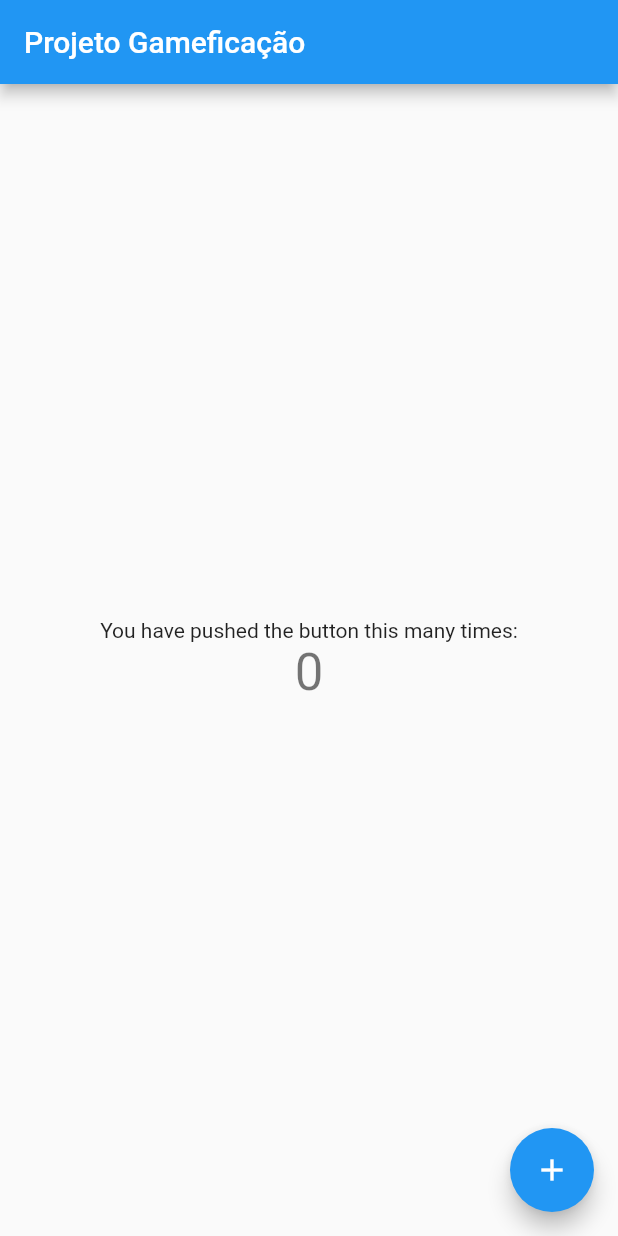
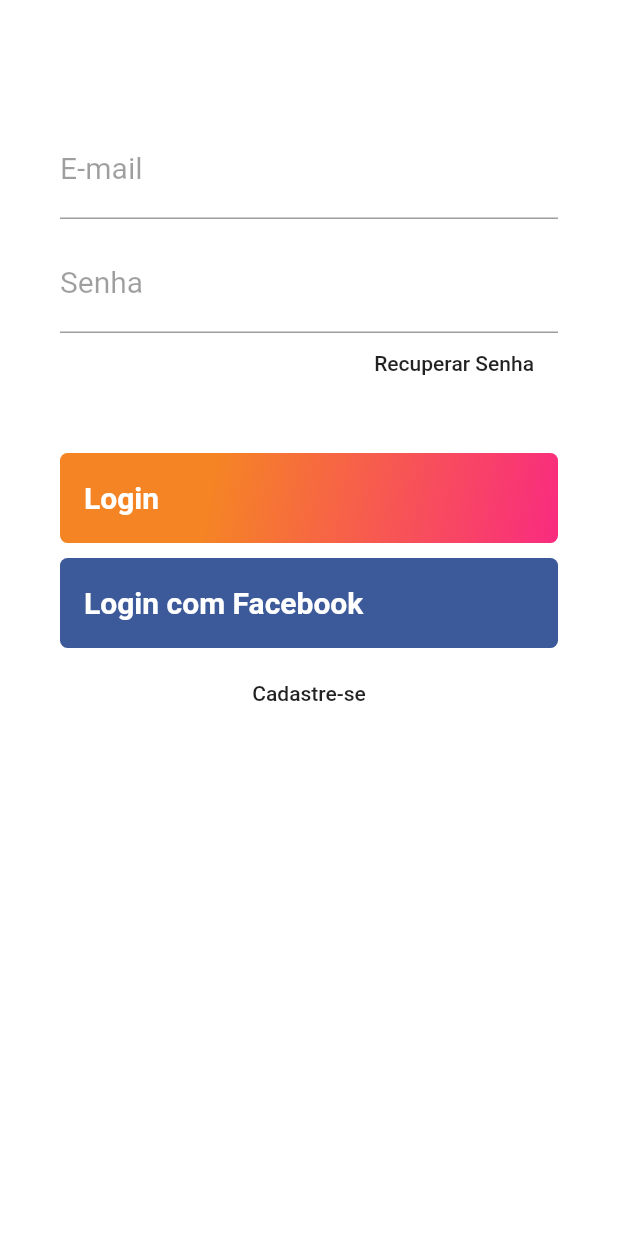
Before and after one commit to ccaioadriano/businessLab, a Flutter app: the screen it shows after launch, on a phone screen of 412 x 824 dp. Run offline on Flutter 3.47's test engine with Material 2 defaults, Android fonts, the phone set to English and light mode, and no system bars; our stand-ins replace firebase_core; accounts and stored records are empty.

Commit message:
Criação da tela de login

```diff
--- a/lib/home/home_page.dart
+++ /dev/null
@@ -1,48 +0,0 @@
-import 'package:flutter/material.dart';
-
-class HomePage extends StatefulWidget {
-  const HomePage({Key? key, required this.title}) : super(key: key);
-
-  final String title;
-
-  @override
-  State<HomePage> createState() => _HomePageState();
-}
-
-class _HomePageState extends State<HomePage> {
-  int _counter = 0;
-
-  void _incrementCounter() {
-    setState(() {
-      _counter++;
-    });
-  }
-
-  @override
-  Widget build(BuildContext context) {
-    return Scaffold(
-      appBar: AppBar(
-        title: Text(widget.title),
-      ),
-      body: Center(
-        child: Column(
-          mainAxisAlignment: MainAxisAlignment.center,
-          children: <Widget>[
-            const Text(
-              'You have pushed the button this many times:',
-            ),
-            Text(
-              '$_counter',
-              style: Theme.of(context).textTheme.headline4,
-            ),
-          ],
-        ),
-      ),
-      floatingActionButton: FloatingActionButton(
-        onPressed: _incrementCounter,
-        tooltip: 'Increment',
-        child: const Icon(Icons.add),
-      ), // This trailing comma makes auto-formatting nicer for build methods.
-    );
-  }
-}
--- a/lib/main.dart
+++ b/lib/main.dart
@@ -1,9 +1,11 @@
+import 'package:firebase_core/firebase_core.dart';
 import 'package:flutter/material.dart';
-import 'package:gameficacao/home/home_page.dart';
 
-void main() {
-  runApp(const MyApp());
-}
+import 'package:flutter/material.dart';
+
+import 'pages/login_page.dart';
+
+void main() => runApp(const MyApp());
 
 class MyApp extends StatelessWidget {
   const MyApp({Key? key}) : super(key: key);
@@ -12,11 +14,12 @@
   @override
   Widget build(BuildContext context) {
     return MaterialApp(
-      title: 'Flutter Demo',
+      title: 'Gameficação',
+      debugShowCheckedModeBanner: false,
       theme: ThemeData(
-        primarySwatch: Colors.blue,
+        primarySwatch: Colors.deepOrange,
       ),
-      home: const HomePage(title: 'Projeto Gameficação'),
+      home: const LoginPage(),
     );
   }
 }
--- /dev/null
+++ b/lib/pages/login_page.dart
@@ -0,0 +1,171 @@
+import 'package:flutter/material.dart';
+import 'package:gameficacao/pages/cadastro_page.dart';
+
+class LoginPage extends StatelessWidget {
+  const LoginPage({Key? key}) : super(key: key);
+
+  @override
+  Widget build(BuildContext context) {
+    return Scaffold(
+      body: Container(
+        padding: const EdgeInsets.only(top: 60, left: 40, right: 40),
+        color: Colors.white,
+        child: ListView(
+          children: <Widget>[
+            const SizedBox(
+              height: 20,
+            ),
+            TextFormField(
+              // autofocus: true,
+              keyboardType: TextInputType.emailAddress,
+              decoration: const InputDecoration(
+                labelText: "E-mail",
+                labelStyle: TextStyle(
+                  color: Colors.black38,
+                  fontWeight: FontWeight.w400,
+                  fontSize: 20,
+                ),
+              ),
+              style: const TextStyle(fontSize: 20),
+            ),
+            const SizedBox(
+              height: 10,
+            ),
+            TextFormField(
+              // autofocus: true,
+              keyboardType: TextInputType.text,
+              obscureText: true,
+              decoration: const InputDecoration(
+                labelText: "Senha",
+                labelStyle: TextStyle(
+                  color: Colors.black38,
+                  fontWeight: FontWeight.w400,
+                  fontSize: 20,
+                ),
+              ),
+              style: const TextStyle(fontSize: 20),
+            ),
+            Container(
+              height: 40,
+              alignment: Alignment.centerRight,
+              // ignore: deprecated_member_use
+              child: FlatButton(
+                child: const Text(
+                  "Recuperar Senha",
+                  textAlign: TextAlign.right,
+                ),
+                onPressed: () {
+                  Navigator.push(
+                    context,
+                    MaterialPageRoute(
+                      builder: (context) => Cadastro(),
+                    ),
+                  );
+                },
+              ),
+            ),
+            SizedBox(
+              height: 40,
+            ),
+            Container(
+              height: 60,
+              alignment: Alignment.centerLeft,
+              decoration: BoxDecoration(
+                gradient: LinearGradient(
+                  begin: Alignment.topLeft,
+                  end: Alignment.bottomRight,
+                  stops: [0.3, 1],
+                  colors: [
+                    Color(0xFFF58524),
+                    Color(0XFFF92B7F),
+                  ],
+                ),
+                borderRadius: BorderRadius.all(
+                  Radius.circular(5),
+                ),
+              ),
+              child: SizedBox.expand(
+                child: FlatButton(
+                  child: Row(
+                    mainAxisAlignment: MainAxisAlignment.spaceBetween,
+                    children: <Widget>[
+                      Text(
+                        "Login",
+                        style: TextStyle(
+                          fontWeight: FontWeight.bold,
+                          color: Colors.white,
+                          fontSize: 20,
+                        ),
+                        textAlign: TextAlign.left,
+                      ),
+                    ],
+                  ),
+                  onPressed: () {
+                    // Navigator.push(
+                    //context,
+                    //MaterialPageRoute(
+                    //builder: (context) => HomePage(),
+                    //),
+                    //);
+                  },
+                ),
+              ),
+            ),
+            SizedBox(
+              height: 10,
+            ),
+            Container(
+              height: 60,
+              alignment: Alignment.centerLeft,
+              decoration: BoxDecoration(
+                color: Color(0xFF3C5A99),
+                borderRadius: BorderRadius.all(
+                  Radius.circular(5),
+                ),
+              ),
+              child: SizedBox.expand(
+                child: FlatButton(
+                  child: Row(
+                    mainAxisAlignment: MainAxisAlignment.spaceBetween,
+                    children: <Widget>[
+                      Text(
+                        "Login com Facebook",
+                        style: TextStyle(
+                          fontWeight: FontWeight.bold,
+                          color: Colors.white,
+                          fontSize: 20,
+                        ),
+                        textAlign: TextAlign.left,
+                      ),
+                    ],
+                  ),
+                  onPressed: () {},
+                ),
+              ),
+            ),
+            SizedBox(
+              height: 10,
+            ),
+            Container(
+              height: 40,
+              child: FlatButton(
+                child: Text(
+                  "Cadastre-se",
+                  textAlign: TextAlign.center,
+                ),
+                onPressed: () {
+                  Navigator.push(
+                    context,
+                    MaterialPageRoute(
+                      builder: (context) => Cadastro(),
+                    ),
+                  );
+                },
+              ),
+            ),
+          ],
+        ),
+      ),
+    );
+  }
+}
```
Also changed, not shown: lib/pages/cadastro_page.dart (added, +157 -0 lines), pubspec.yaml (+5 -4 lines), assets/app-logo.png (added), assets/bone.png (added), assets/fb-icon.png (added), assets/logo.png (added), assets/post-picture-001.png (added), assets/profile-picture.png (added), assets/reset-password-icon.png (added), assets/user-picture.png (added), pubspec.lock.
